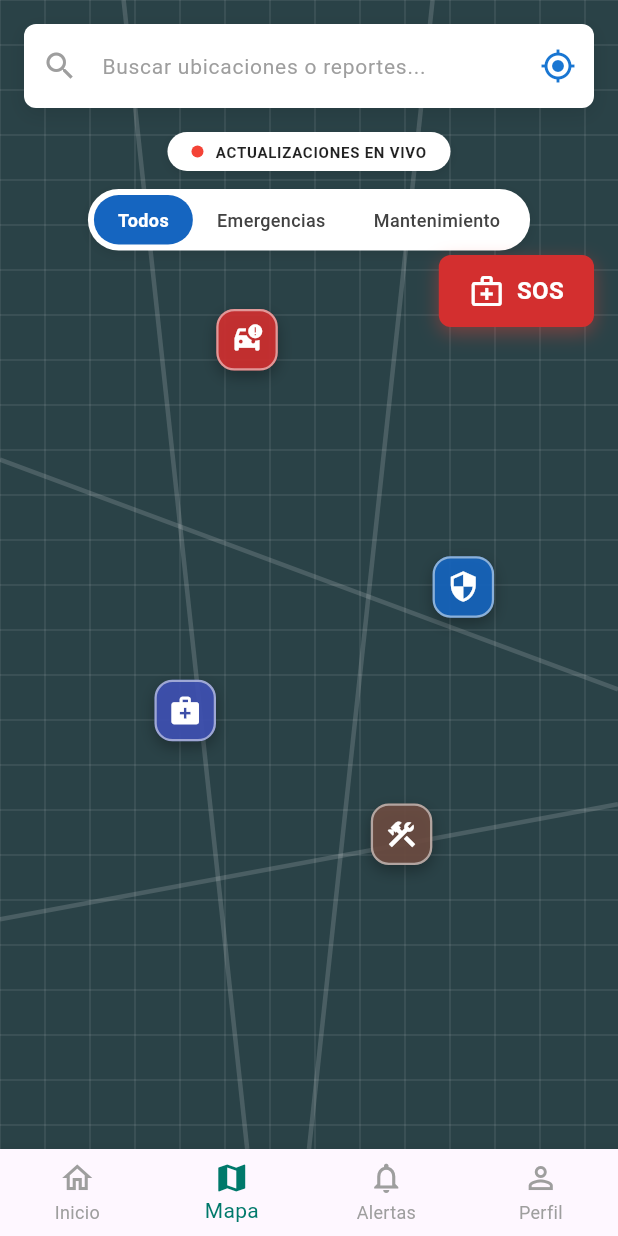
After one commit to GrullonDev/AlertaVecino, a Flutter app: the HomePage screen opened by its route, item 2 of the bottom bar chosen, after a tap on "SOS", on a phone screen of 412 x 824 dp. The commit adds this screen. Run offline on Flutter 3.47's test engine with Material 3 defaults, Android fonts, the phone set to English and light mode, and no system bars; our stand-ins replace google_fonts.

Commit message:
feat: implement map interface with custom background, filtering system, and navigation structure

```diff
--- a/lib/features/auth/register/pages/register_page.dart
+++ b/lib/features/auth/register/pages/register_page.dart
@@ -6,10 +6,6 @@ class RegisterPage extends StatelessWidget {
 
   @override
   Widget build(BuildContext context) {
-    return const Scaffold(
-      body: SafeArea(
-        child: RegisterLayout(),
-      ),
-    );
+    return const Scaffold(body: SafeArea(child: RegisterLayout()));
   }
 }
--- a/lib/features/auth/register/widgets/register_text_field.dart
+++ b/lib/features/auth/register/widgets/register_text_field.dart
@@ -26,9 +26,7 @@ class RegisterTextField extends StatelessWidget {
         helperText: helperText,
         prefixIcon: Icon(icon, color: Colors.teal),
         suffixIcon: suffixIcon,
-        border: OutlineInputBorder(
-          borderRadius: BorderRadius.circular(12),
-        ),
+        border: OutlineInputBorder(borderRadius: BorderRadius.circular(12)),
         focusedBorder: OutlineInputBorder(
           borderRadius: BorderRadius.circular(12),
           borderSide: const BorderSide(color: Colors.teal, width: 2),
--- a/lib/features/home/pages/home_page.dart
+++ b/lib/features/home/pages/home_page.dart
@@ -84,6 +84,11 @@ class HomePage extends StatelessWidget {
           selectedItemColor: Colors.teal.shade700,
           unselectedItemColor: Colors.grey.shade500,
           currentIndex: 0,
+          onTap: (index) {
+            if (index == 1) {
+              Navigator.pushReplacementNamed(context, RoutePath.incidentMap);
+            }
+          },
           items: const [
             BottomNavigationBarItem(
               icon: Icon(Icons.home_outlined),
--- /dev/null
+++ b/lib/features/maps/pages/map_layout.dart
@@ -0,0 +1,54 @@
+import 'package:flutter/material.dart';
+import 'package:neighbour_alert/features/maps/widgets/map_background.dart';
+import 'package:neighbour_alert/features/maps/widgets/map_filter_tabs.dart';
+import 'package:neighbour_alert/features/maps/widgets/map_markers.dart';
+import 'package:neighbour_alert/features/maps/widgets/map_search_bar.dart';
+import 'package:neighbour_alert/features/maps/widgets/map_sos_button.dart';
+
+class MapLayout extends StatelessWidget {
+  const MapLayout({super.key});
+
+  @override
+  Widget build(BuildContext context) {
+    return const Stack(
+      children: [
+        // 1. Fondo del Mapa
+        MapBackground(),
+
+        // 2. Marcadores del Mapa
+        MapMarkers(),
+
+        // 3. Elementos Superiores (Búsqueda, Filtros)
+        Positioned(
+          top: 0,
+          left: 0,
+          right: 0,
+          child: SafeArea(
+            child: Padding(
+              padding: EdgeInsets.symmetric(horizontal: 16.0, vertical: 16.0),
+              child: Column(
+                children: [
+                  MapSearchBar(),
+                  SizedBox(height: 16),
+                  MapFilterTabs(),
+                ],
+              ),
+            ),
+          ),
+        ),
+
+        // 4. Botón Flotante SOS
+        Positioned(
+          top: 0,
+          right: 16,
+          child: SafeArea(
+            child: Padding(
+              padding: EdgeInsets.only(top: 170.0),
+              child: MapSosButton(),
+            ),
+          ),
+        ),
+      ],
+    );
+  }
+}
--- /dev/null
+++ b/lib/features/maps/pages/map_page.dart
@@ -0,0 +1,47 @@
+import 'package:flutter/material.dart';
+import 'package:neighbour_alert/features/maps/pages/map_layout.dart';
+import 'package:neighbour_alert/utils/router/route_path.dart';
+
+class MapPage extends StatelessWidget {
+  const MapPage({super.key});
+
+  @override
+  Widget build(BuildContext context) {
+    return Scaffold(
+      body: const MapLayout(),
+      bottomNavigationBar: BottomNavigationBar(
+        type: BottomNavigationBarType.fixed,
+        selectedItemColor: Colors.teal.shade700,
+        unselectedItemColor: Colors.grey.shade500,
+        currentIndex: 1, // Mapa
+        onTap: (index) {
+          if (index == 0) {
+            Navigator.pushReplacementNamed(context, RoutePath.home);
+          }
+        },
+        items: const [
+          BottomNavigationBarItem(
+            icon: Icon(Icons.home_outlined),
+            activeIcon: Icon(Icons.home),
+            label: 'Inicio',
+          ),
+          BottomNavigationBarItem(
+            icon: Icon(Icons.map_outlined),
+            activeIcon: Icon(Icons.map),
+            label: 'Mapa',
+          ),
+          BottomNavigationBarItem(
+            icon: Icon(Icons.notifications_outlined),
+            activeIcon: Icon(Icons.notifications),
+            label: 'Alertas',
+          ),
+          BottomNavigationBarItem(
+            icon: Icon(Icons.person_outline),
+            activeIcon: Icon(Icons.person),
+            label: 'Perfil',
+          ),
+        ],
+      ),
+    );
+  }
+}
--- /dev/null
+++ b/lib/features/maps/widgets/map_background.dart
@@ -0,0 +1,59 @@
+import 'package:flutter/material.dart';
+
+class MapBackground extends StatelessWidget {
+  const MapBackground({super.key});
+
+  @override
+  Widget build(BuildContext context) {
+    return Container(
+      width: double.infinity,
+      height: double.infinity,
+      color: const Color(0xFF2A4247),
+      child: CustomPaint(painter: _MapGridPainter()),
+    );
+  }
+}
+
+class _MapGridPainter extends CustomPainter {
+  @override
+  void paint(Canvas canvas, Size size) {
+    final paint = Paint()
+      ..color = Colors.white.withValues(alpha: 0.1)
+      ..strokeWidth = 1.0;
+
+    for (double i = 0; i < size.width; i += 30) {
+      canvas.drawLine(Offset(i, 0), Offset(i, size.height), paint);
+    }
+    for (double i = 0; i < size.height; i += 30) {
+      canvas.drawLine(Offset(0, i), Offset(size.width, i), paint);
+    }
+
+    final mainRoadPaint = Paint()
+      ..color = Colors.white.withValues(alpha: 0.15)
+      ..strokeWidth = 3.0;
+
+    canvas.drawLine(
+      Offset(size.width * 0.2, 0),
+      Offset(size.width * 0.4, size.height),
+      mainRoadPaint,
+    );
+    canvas.drawLine(
+      Offset(size.width * 0.7, 0),
+      Offset(size.width * 0.5, size.height),
+      mainRoadPaint,
+    );
+    canvas.drawLine(
+      Offset(0, size.height * 0.4),
+      Offset(size.width, size.height * 0.6),
+      mainRoadPaint,
+    );
+    canvas.drawLine(
+      Offset(0, size.height * 0.8),
+      Offset(size.width, size.height * 0.7),
+      mainRoadPaint,
+    );
+  }
+
+  @override
+  bool shouldRepaint(covariant CustomPainter oldDelegate) => false;
+}
--- /dev/null
+++ b/lib/features/maps/widgets/map_filter_tabs.dart
@@ -0,0 +1,91 @@
+import 'package:flutter/material.dart';
+
+class MapFilterTabs extends StatelessWidget {
+  const MapFilterTabs({super.key});
+
+  @override
+  Widget build(BuildContext context) {
+    return Column(
+      children: [
+        Container(
+          padding: const EdgeInsets.symmetric(horizontal: 16, vertical: 6),
+          decoration: BoxDecoration(
+            color: Colors.white,
+            borderRadius: BorderRadius.circular(20),
+            boxShadow: [
+              BoxShadow(
+                color: Colors.black.withValues(alpha: 0.1),
+                blurRadius: 5,
+                offset: const Offset(0, 2),
+              ),
+            ],
+          ),
+          child: Row(
+            mainAxisSize: MainAxisSize.min,
+            children: [
+              Container(
+                width: 8,
+                height: 8,
+                decoration: const BoxDecoration(
+                  color: Colors.red,
+                  shape: BoxShape.circle,
+                ),
+              ),
+              const SizedBox(width: 8),
+              const Text(
+                'ACTUALIZACIONES EN VIVO',
+                style: TextStyle(
+                  fontSize: 10,
+                  fontWeight: FontWeight.bold,
+                  color: Colors.black87,
+                  letterSpacing: 0.5,
+                ),
+              ),
+            ],
+          ),
+        ),
+        const SizedBox(height: 12),
+        Container(
+          padding: const EdgeInsets.all(4),
+          decoration: BoxDecoration(
+            color: Colors.white,
+            borderRadius: BorderRadius.circular(24),
+            boxShadow: [
+              BoxShadow(
+                color: Colors.black.withValues(alpha: 0.1),
+                blurRadius: 5,
+                offset: const Offset(0, 2),
+              ),
+            ],
+          ),
+          child: Row(
+            mainAxisSize: MainAxisSize.min,
+            children: [
+              _buildFilterTab('Todos', isSelected: true),
+              _buildFilterTab('Emergencias', isSelected: false),
+              _buildFilterTab('Mantenimiento', isSelected: false),
+            ],
+          ),
+        ),
+      ],
+    );
+  }
+
+  Widget _buildFilterTab(String text, {required bool isSelected}) {
+    return Container(
+      padding: const EdgeInsets.symmetric(horizontal: 16, vertical: 8),
+      decoration: BoxDecoration(
+        color: isSelected ? Colors.blue.shade800 : Colors.transparent,
+        borderRadius: BorderRadius.circular(20),
+      ),
+      child: Text(
+        text,
+        style: TextStyle(
+          color: isSelected ? Colors.white : Colors.grey.shade800,
+          fontWeight: isSelected ? FontWeight.bold : FontWeight.w500,
+          fontSize: 12,
+        ),
+      ),
+    );
+  }
+}
--- /dev/null
+++ b/lib/features/maps/widgets/map_markers.dart
@@ -0,0 +1,55 @@
+import 'package:flutter/material.dart';
+
+class MapMarkers extends StatelessWidget {
+  const MapMarkers({super.key});
+
+  @override
+  Widget build(BuildContext context) {
+    return Stack(
+      children: [
+        Positioned(
+          top: MediaQuery.of(context).size.height * 0.25,
+          left: MediaQuery.of(context).size.width * 0.35,
+          child: _buildMarker(Icons.car_crash, Colors.red.shade700),
+        ),
+        Positioned(
+          top: MediaQuery.of(context).size.height * 0.45,
+          left: MediaQuery.of(context).size.width * 0.7,
+          child: _buildMarker(Icons.security, Colors.blue.shade800),
+        ),
+        Positioned(
+          top: MediaQuery.of(context).size.height * 0.55,
+          left: MediaQuery.of(context).size.width * 0.25,
+          child: _buildMarker(Icons.medical_services, Colors.indigo.shade500),
+        ),
+        Positioned(
+          top: MediaQuery.of(context).size.height * 0.65,
+          left: MediaQuery.of(context).size.width * 0.6,
+          child: _buildMarker(Icons.construction, Colors.brown.shade600),
+        ),
+      ],
+    );
+  }
+
+  Widget _buildMarker(IconData icon, Color color) {
+    return Container(
+      padding: const EdgeInsets.all(8),
+      decoration: BoxDecoration(
+        color: color.withValues(alpha: 0.9),
+        borderRadius: BorderRadius.circular(12),
+        border: Border.all(
+          color: Colors.white.withValues(alpha: 0.5),
+          width: 1.5,
+        ),
+        boxShadow: [
+          BoxShadow(
+            color: Colors.black.withValues(alpha: 0.3),
+            blurRadius: 8,
+            offset: const Offset(0, 4),
+          ),
+        ],
+      ),
+      child: Icon(icon, color: Colors.white, size: 22),
+    );
+  }
+}
--- /dev/null
+++ b/lib/features/maps/widgets/map_search_bar.dart
@@ -0,0 +1,32 @@
+import 'package:flutter/material.dart';
+
+class MapSearchBar extends StatelessWidget {
+  const MapSearchBar({super.key});
+
+  @override
+  Widget build(BuildContext context) {
+    return Container(
+      decoration: BoxDecoration(
+        color: Colors.white,
+        borderRadius: BorderRadius.circular(8),
+        boxShadow: [
+          BoxShadow(
+            color: Colors.black.withValues(alpha: 0.1),
+            blurRadius: 10,
+            offset: const Offset(0, 4),
+          ),
+        ],
+      ),
+      child: TextField(
+        decoration: InputDecoration(
+          hintText: 'Buscar ubicaciones o reportes...',
+          hintStyle: TextStyle(color: Colors.grey.shade500, fontSize: 14),
+          prefixIcon: const Icon(Icons.search, color: Colors.grey),
+          suffixIcon: Icon(Icons.my_location, color: Colors.blue.shade700),
+          border: InputBorder.none,
+          contentPadding: const EdgeInsets.symmetric(vertical: 16),
+        ),
+      ),
+    );
+  }
+}
--- /dev/null
+++ b/lib/features/maps/widgets/map_sos_button.dart
@@ -0,0 +1,44 @@
+import 'package:flutter/material.dart';
+
+class MapSosButton extends StatelessWidget {
+  const MapSosButton({super.key});
+
+  @override
+  Widget build(BuildContext context) {
+    return Material(
+      color: Colors.transparent,
+      child: InkWell(
+        onTap: () {},
+        borderRadius: BorderRadius.circular(8),
+        child: Container(
+          padding: const EdgeInsets.symmetric(horizontal: 20, vertical: 12),
+          decoration: BoxDecoration(
+            color: Colors.red.shade700,
+            borderRadius: BorderRadius.circular(8),
+            boxShadow: [
+              BoxShadow(
+                color: Colors.red.withValues(alpha: 0.4),
+                blurRadius: 10,
+                offset: const Offset(0, 4),
+              ),
+            ],
+          ),
+          child: const Row(
+            children: [
+              Icon(Icons.medical_services_outlined, color: Colors.white),
+              SizedBox(width: 8),
+              Text(
+                'SOS',
+                style: TextStyle(
+                  color: Colors.white,
+                  fontWeight: FontWeight.bold,
+                  fontSize: 16,
+                ),
+              ),
+            ],
+          ),
+        ),
+      ),
+    );
+  }
+}
--- a/lib/utils/router/route_switch.dart
+++ b/lib/utils/router/route_switch.dart
@@ -2,6 +2,7 @@ import 'package:flutter/material.dart';
 import 'package:neighbour_alert/features/auth/login/pages/login_page.dart';
 import 'package:neighbour_alert/features/auth/register/pages/register_page.dart';
 import 'package:neighbour_alert/features/home/pages/home_page.dart';
+import 'package:neighbour_alert/features/maps/pages/map_page.dart';
 import 'package:neighbour_alert/utils/router/route_path.dart';
 import 'package:neighbour_alert/utils/widgets/widget_not_found.dart';
 
@@ -14,6 +15,8 @@ class RouteSwitch {
         return MaterialPageRoute(builder: (_) => const RegisterPage());
       case RoutePath.home:
         return MaterialPageRoute(builder: (_) => const HomePage());
+      case RoutePath.incidentMap:
+        return MaterialPageRoute(builder: (_) => const MapPage());
     }
     return MaterialPageRoute(builder: (_) => const WidgetNotFound());
   }
```
Also changed, not shown: lib/features/auth/login/widgets/login_form_fields.dart (+2 -6 lines), lib/utils/router/route_path.dart (line endings or trailing spaces).
